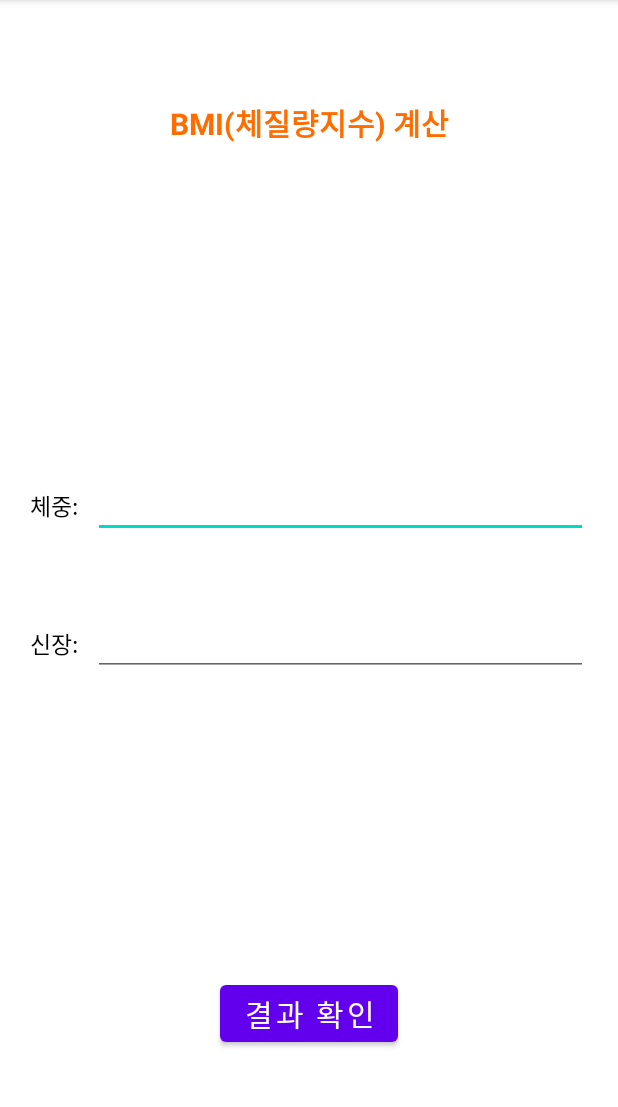
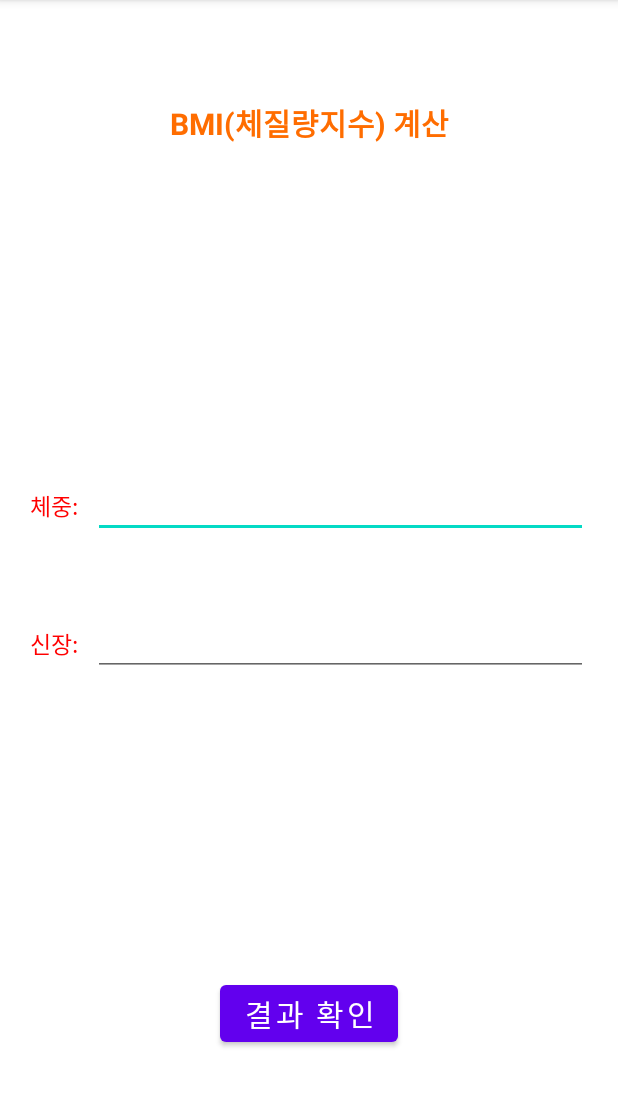
Before and after one commit to song-juyeon/Project_BMI, an Android app: the screen it shows after launch (MainActivity), on a phone screen of 412 x 824 dp, the part 84-1191 px from its top. Run offline under Robolectric (Android 15) with nearby library versions, the phone set to English and light mode, and no system bars.

Commit message:
Edit activity_main Commit

```diff
--- a/app/src/main/res/layout/activity_main.xml
+++ b/app/src/main/res/layout/activity_main.xml
@@ -30,7 +30,7 @@
             android:text="@string/text_weight"
             android:layout_marginRight="10dp"
             android:textSize="15sp"
-            android:textColor="#000000"/>
+            android:textColor="#ff0000"/>
         <EditText
             android:id="@+id/edit_weight"
             android:layout_width="match_parent"
@@ -50,7 +50,7 @@
             android:text="@string/text_height"
             android:layout_marginRight="10dp"
             android:textSize="15sp"
-            android:textColor="#000000"/>
+            android:textColor="#ff0000"/>
         <EditText
             android:id="@+id/edit_height"
             android:layout_width="match_parent"
```
